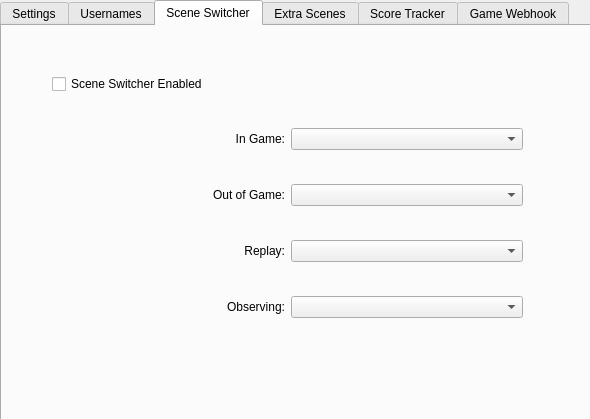
leigholiver/OBS-SC2Switcher, file forms/SettingsDialog.ui: the form before one commit.
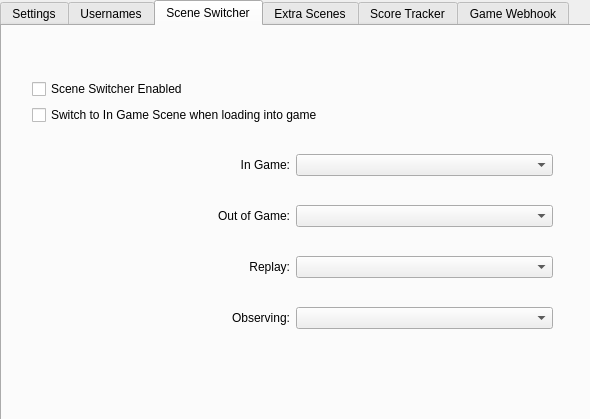
The form after the commit. The open tabs and pages were chosen to show the change.

Commit message: fixed obs crashes on login/server switch, logging, better handling of slow sc2 api requests, optional loading screen scene switch

What changed in the file:
```diff
--- a/forms/SettingsDialog.ui
+++ b/forms/SettingsDialog.ui
@@ -237,19 +237,30 @@
     <widget class="QWidget" name="layoutWidget">
      <property name="geometry">
       <rect>
-       <x>50</x>
-       <y>20</y>
-       <width>471</width>
+       <x>30</x>
+       <y>30</y>
+       <width>521</width>
        <height>301</height>
       </rect>
      </property>
      <layout class="QVBoxLayout" name="verticalLayout_7">
       <item>
+       <layout class="QVBoxLayout" name="verticalLayout_21">
+        <item>
        <widget class="QCheckBox" name="switcherEnabled">
         <property name="text">
          <string>Scene Switcher Enabled</string>
         </property>
        </widget>
+        </item>
+        <item>
+         <widget class="QCheckBox" name="switchOnLoad">
+          <property name="text">
+           <string>Switch to In Game Scene when loading into game</string>
+          </property>
+         </widget>
+        </item>
+       </layout>
       </item>
       <item>
        <layout class="QVBoxLayout" name="verticalLayout_6">
```
Left out of the diff: 15 changed lines with no effect on the pictures. Lines whose indentation alone changed are shown as unchanged. The commit also changes 21 other files.
